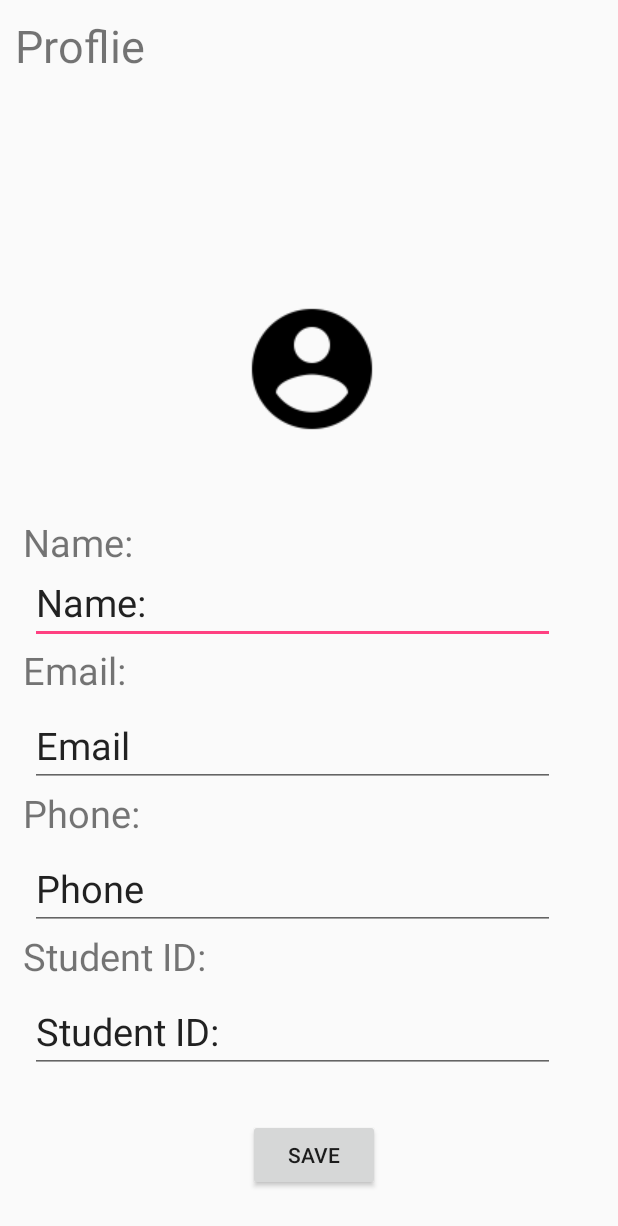
After one commit to thakorn09/SmartBinApp, an Android app: the ProfileActivity screen opened directly, with no data from a screen before it, on a phone screen of 412 x 824 dp. The commit adds this screen. Shown: the top 1226 px of the screen. Run offline under Robolectric (Android 15) with nearby library versions, the phone set to English and light mode, and no system bars.

Commit message:
up UI profile

```diff
--- /dev/null
+++ b/app/src/main/java/com/sut/smart_bin/ProfileActivity.kt
@@ -0,0 +1,12 @@
+package com.sut.smart_bin
+
+import androidx.appcompat.app.AppCompatActivity
+import android.os.Bundle
+
+class ProfileActivity : AppCompatActivity() {
+
+    override fun onCreate(savedInstanceState: Bundle?) {
+        super.onCreate(savedInstanceState)
+        setContentView(R.layout.activity_profile)
+    }
+}
--- a/app/src/main/res/layout/activity_login.xml
+++ b/app/src/main/res/layout/activity_login.xml
@@ -13,6 +13,7 @@
         android:layout_width="match_parent"
         android:layout_height="wrap_content"
         android:src="@drawable/logo_title"/>
+
     <LinearLayout android:id="@+id/signin_layout"
         android:layout_width="match_parent"
         android:layout_height="wrap_content"
--- /dev/null
+++ b/app/src/main/res/layout/activity_profile.xml
@@ -0,0 +1,104 @@
+<?xml version="1.0" encoding="utf-8"?>
+<RelativeLayout
+    xmlns:android="http://schemas.android.com/apk/res/android"
+    xmlns:app="http://schemas.android.com/apk/res-auto"
+    xmlns:tools="http://schemas.android.com/tools"
+    android:layout_width="match_parent"
+    android:layout_height="match_parent"
+    tools:context=".ProfileActivity">
+
+    <TextView
+        android:text="Proflie"
+        android:textSize="30dp"
+        android:layout_width="wrap_content"
+        android:layout_height="35dp"
+        android:layout_marginTop="10dp"
+        android:layout_marginLeft="10dp"
+        />
+
+    <LinearLayout android:id="@+id/Profile"
+        android:layout_width="match_parent"
+        android:layout_height="wrap_content"
+        android:layout_alignParentBottom="true"
+        android:orientation="vertical">
+
+        <ImageView
+            android:src="@drawable/ic_account"
+            android:layout_width="wrap_content"
+            android:layout_height="wrap_content"
+            android:layout_marginTop="30dp"
+            android:layout_marginLeft="160dp"
+            android:layout_marginRight="20dp"
+            android:layout_marginBottom="50dp">
+
+
+        </ImageView>
+
+        <TextView
+            android:text="Name:"
+            android:layout_width="wrap_content"
+            android:layout_height="30dp"
+            android:textSize="25dp"
+            android:layout_marginBottom="5dp"
+            android:layout_marginLeft="15dp"/>
+        <EditText
+            android:text="Name:"
+            android:layout_width="350dp"
+            android:layout_height="50dp"
+            android:textSize="25dp"
+            android:layout_marginLeft="20dp"
+            />
+        <TextView
+            android:text="Email:"
+            android:layout_width="wrap_content"
+            android:layout_height="30dp"
+            android:textSize="25dp"
+            android:layout_marginBottom="15dp"
+            android:layout_marginLeft="15dp"/>
+        <EditText
+            android:text="Email"
+            android:layout_width="350dp"
+            android:layout_height="50dp"
+            android:textSize="25dp"
+            android:layout_marginLeft="20dp"/>
+        <TextView
+            android:text="Phone:"
+            android:layout_width="wrap_content"
+            android:layout_height="30dp"
+            android:textSize="25dp"
+            android:layout_marginBottom="15dp"
+            android:layout_marginLeft="15dp"/>
+        <EditText
+            android:text="Phone"
+            android:layout_width="350dp"
+            android:layout_height="50dp"
+            android:textSize="25dp"
+            android:layout_marginLeft="20dp"/>
+        <TextView
+            android:text="Student ID:"
+            android:layout_width="wrap_content"
+            android:layout_height="30dp"
+            android:textSize="25dp"
+            android:layout_marginLeft="15dp"
+            android:layout_marginBottom="15dp"/>
+        <EditText
+            android:text="Student ID:"
+            android:layout_width="350dp"
+            android:layout_height="50dp"
+            android:textSize="25dp"
+            android:layout_marginLeft="20dp"
+            android:layout_marginBottom="15dp"
+            />
+        <Button
+            android:id="@+id/btn_call_api"
+            android:text="SAVE"
+            android:layout_centerInParent="true"
+            android:enabled="true"
+            android:layout_width="wrap_content"
+            android:layout_marginTop="15dp"
+            android:layout_marginLeft="165dp"
+            android:layout_marginRight="20dp"
+            android:layout_marginBottom="30dp"
+            android:layout_height="wrap_content"/>
+    </LinearLayout>
+</RelativeLayout>
--- /dev/null
+++ b/app/src/main/res/values/dimens.xml
@@ -0,0 +1,3 @@
+<resources>
+    <dimen name="fab_margin">16dp</dimen>
+</resources>
--- a/app/src/main/res/values/strings.xml
+++ b/app/src/main/res/values/strings.xml
@@ -52,4 +52,5 @@
     <!-- etc -->
     <item name="visible" type="id" />
     <item name="masked" type="id" />
+    <string name="title_activity_proflie">ProflieActivity</string>
 </resources>
--- a/app/src/main/res/values/styles.xml
+++ b/app/src/main/res/values/styles.xml
@@ -12,4 +12,13 @@
         <item name="colorButtonNormal">@color/colorWhite</item>
     </style>
 
+    <style name="AppTheme.NoActionBar">
+        <item name="windowActionBar">false</item>
+        <item name="windowNoTitle">true</item>
+    </style>
+
+    <style name="AppTheme.AppBarOverlay" parent="ThemeOverlay.AppCompat.Dark.ActionBar" />
+
+    <style name="AppTheme.PopupOverlay" parent="ThemeOverlay.AppCompat.Light" />
+
 </resources>
```
Also changed, not shown: app/src/main/AndroidManifest.xml (+7 -2 lines), app/src/main/java/com/sut/smart_bin/MainActivity.kt (+7 -0 lines), app/src/main/res/layout/activity_main.xml (+83 -18 lines).
